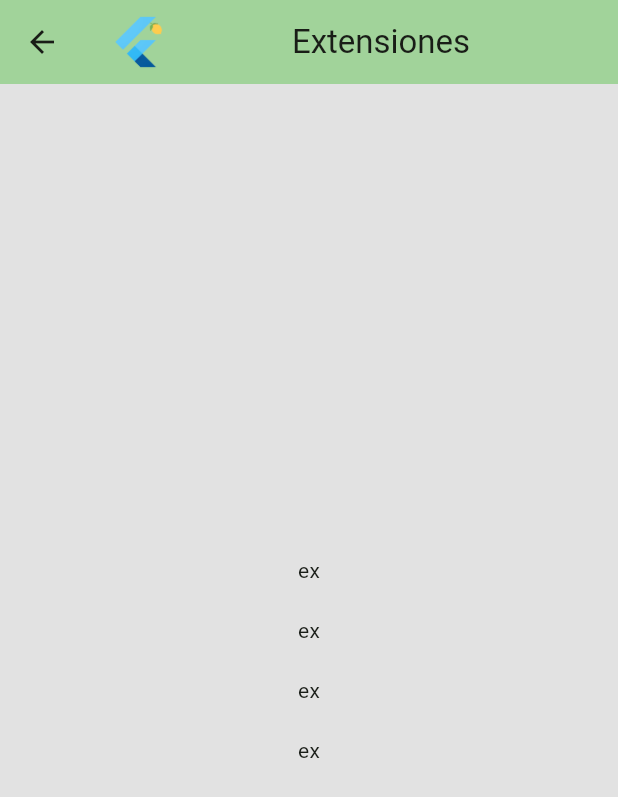
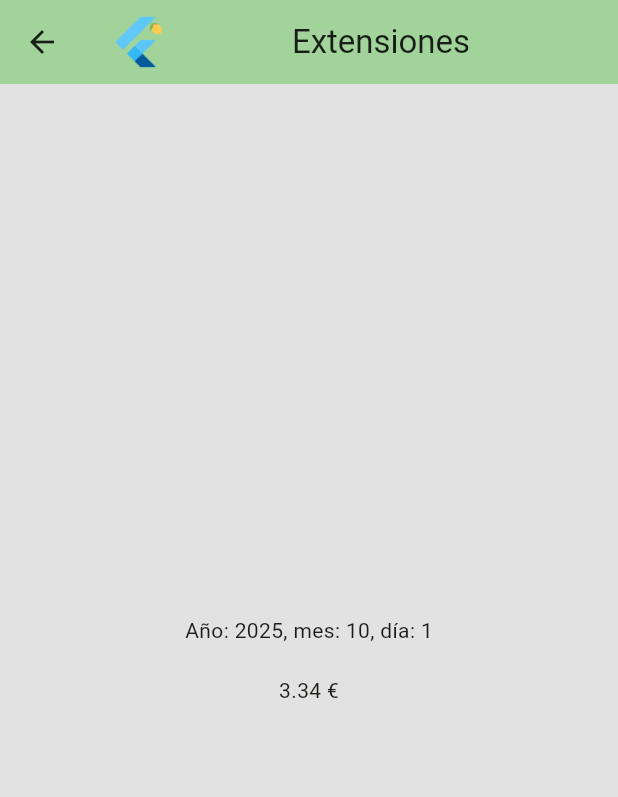
Before and after one commit to carlosparra1998/flutter-murcia-2-oct, a Flutter app: the ExtensionsView screen opened by its route, on a phone screen of 412 x 824 dp. Shown: the top 797 px of the screen. Run offline on Flutter 3.47's test engine with Material 3 defaults, Android fonts, the phone set to English and light mode, and no system bars; our stand-ins replace dio, flutter_dotenv, get; missing offline and left inert: flag.

Commit message:
set final content 1/2

```diff
--- /dev/null
+++ b/lib/app/extensions/date_time.dart
@@ -0,0 +1,3 @@
+extension DateTimeExtension on DateTime{
+  String toNaturalLanguage() => 'Año: $year, mes: $month, día: $day';
+}
--- /dev/null
+++ b/lib/app/extensions/num.dart
@@ -0,0 +1,3 @@
+extension NumExtension on num{
+  String toMoney() => '${toStringAsFixed(2)} €';
+}
--- a/lib/app/utils/env.dart
+++ b/lib/app/utils/env.dart
@@ -3,4 +3,5 @@ import 'package:flutter_dotenv/flutter_dotenv.dart';
 class Env {
   static final API_URL = dotenv.env['API_URL'];
   static final PASSWORD = dotenv.env['PASSWORD'];
+  static final API_KEY = dotenv.env['API_KEY'];
 }
--- a/lib/app/views/extensions/extensions_view.dart
+++ b/lib/app/views/extensions/extensions_view.dart
@@ -1,4 +1,6 @@
 import 'package:flutter/material.dart';
+import 'package:flutter_murcia_2_oct/app/extensions/date_time.dart';
+import 'package:flutter_murcia_2_oct/app/extensions/num.dart';
 import 'package:flutter_murcia_2_oct/app/widgets/my_app_bar.dart';
 
 class ExtensionsView extends StatefulWidget {
@@ -11,6 +13,8 @@ class ExtensionsView extends StatefulWidget {
 class _ExtensionsView extends State<ExtensionsView> {
   @override
   Widget build(BuildContext context) {
+    DateTime now = DateTime.now();
+    double bill = 3.3434;
     return Scaffold(
       backgroundColor: Color.fromARGB(255, 226, 226, 226),
       appBar: myAppBar(context, 'Extensiones'),
@@ -18,13 +22,9 @@ class _ExtensionsView extends State<ExtensionsView> {
         child: Column(
           mainAxisAlignment: MainAxisAlignment.center,
           children: [
-            Text('ex'),
+            Text(now.toNaturalLanguage()),
             SizedBox(height: 20),
-            Text('ex'),
-            SizedBox(height: 20),
-            Text('ex'),
-            SizedBox(height: 20),
-            Text('ex'),
+            Text(bill.toMoney()),
           ],
         ),
       ),
```
Also changed, not shown: lib/app/views/env_variables/env_variables_view.dart (+4 -5 lines).
